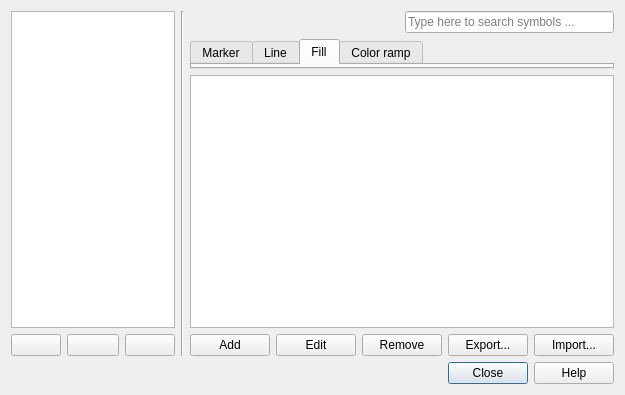
First picture: the form in src/ui/qgsstylev2managerdialogbase.ui, repository qgis/QGIS, before the edit.
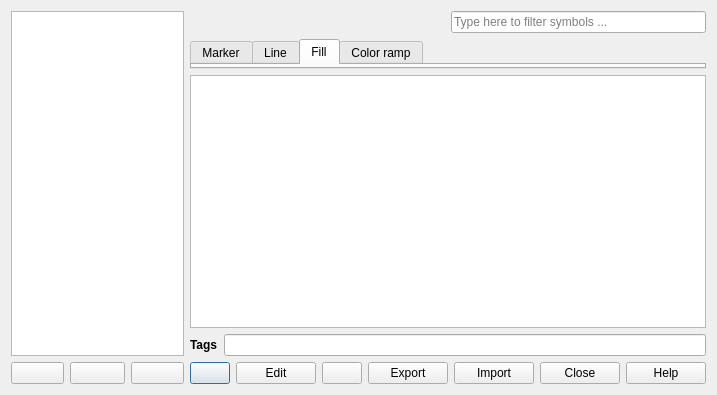
Second picture: the form after the edit. The open tabs and pages were chosen to show the change. Icons and pictures are not drawn.

Commit message: added tagging,detagging functions to qgsstylev2

Diff of the .ui file:
```diff
--- a/src/ui/qgsstylev2managerdialogbase.ui
+++ b/src/ui/qgsstylev2managerdialogbase.ui
@@ -6,15 +6,15 @@
    <rect>
     <x>0</x>
     <y>0</y>
-    <width>625</width>
+    <width>717</width>
     <height>395</height>
    </rect>
   </property>
   <property name="windowTitle">
    <string>Style Manager</string>
   </property>
-  <layout class="QGridLayout" name="gridLayout_3">
-   <item row="0" column="0">
+  <layout class="QGridLayout" name="gridLayout">
+   <item row="0" column="0" rowspan="5">
     <layout class="QGridLayout" name="gridLayout_2">
      <item row="0" column="0" colspan="3">
       <widget class="QTreeView" name="groupTree">
@@ -79,63 +79,30 @@
      </item>
     </layout>
    </item>
-   <item row="1" column="0" colspan="3">
-    <widget class="QDialogButtonBox" name="buttonBox">
-     <property name="orientation">
-      <enum>Qt::Horizontal</enum>
-     </property>
-     <property name="standardButtons">
-      <set>QDialogButtonBox::Close|QDialogButtonBox::Help</set>
-     </property>
-    </widget>
-   </item>
-   <item row="0" column="2">
-    <layout class="QGridLayout" name="gridLayout">
-     <item row="0" column="0">
+   <item row="0" column="1">
       <spacer name="horizontalSpacer">
        <property name="orientation">
         <enum>Qt::Horizontal</enum>
        </property>
        <property name="sizeHint" stdset="0">
         <size>
-         <width>40</width>
+       <width>222</width>
          <height>20</height>
         </size>
        </property>
       </spacer>
      </item>
-     <item row="2" column="0" colspan="2">
-      <widget class="QListView" name="listItems">
-       <property name="sizePolicy">
-        <sizepolicy hsizetype="Expanding" vsizetype="Expanding">
-         <horstretch>0</horstretch>
-         <verstretch>3</verstretch>
-        </sizepolicy>
-       </property>
-       <property name="editTriggers">
-        <set>QAbstractItemView::EditKeyPressed|QAbstractItemView::SelectedClicked</set>
-       </property>
-       <property name="iconSize">
-        <size>
-         <width>48</width>
-         <height>48</height>
-        </size>
-       </property>
-       <property name="movement">
-        <enum>QListView::Static</enum>
-       </property>
-       <property name="resizeMode">
-        <enum>QListView::Adjust</enum>
-       </property>
-       <property name="spacing">
-        <number>5</number>
-       </property>
-       <property name="viewMode">
-        <enum>QListView::IconMode</enum>
+   <item row="0" column="2">
+    <widget class="QLineEdit" name="searchBox">
+     <property name="text">
+      <string/>
+     </property>
+     <property name="placeholderText">
+      <string>Type here to filter symbols ...</string>
        </property>
       </widget>
      </item>
-     <item row="1" column="0" colspan="2">
+   <item row="1" column="1" colspan="2">
       <widget class="QTabWidget" name="tabItemType">
        <property name="sizePolicy">
         <sizepolicy hsizetype="Expanding" vsizetype="Expanding">
@@ -148,8 +115,8 @@
        </property>
        <property name="iconSize">
         <size>
-         <width>22</width>
-         <height>22</height>
+       <width>20</width>
+       <height>20</height>
         </size>
        </property>
        <widget class="QWidget" name="tabMarker">
@@ -214,17 +181,40 @@
        </widget>
       </widget>
      </item>
-     <item row="0" column="1">
-      <widget class="QLineEdit" name="searchBox">
-       <property name="text">
-        <string/>
-       </property>
-       <property name="placeholderText">
-        <string>Type here to search symbols ...</string>
+   <item row="2" column="1" colspan="2">
+    <widget class="QListView" name="listItems">
+     <property name="sizePolicy">
+      <sizepolicy hsizetype="Expanding" vsizetype="Expanding">
+       <horstretch>0</horstretch>
+       <verstretch>3</verstretch>
+      </sizepolicy>
+     </property>
+     <property name="editTriggers">
+      <set>QAbstractItemView::EditKeyPressed|QAbstractItemView::SelectedClicked</set>
+     </property>
+     <property name="iconSize">
+      <size>
+       <width>48</width>
+       <height>48</height>
+      </size>
+     </property>
+     <property name="movement">
+      <enum>QListView::Static</enum>
+     </property>
+     <property name="resizeMode">
+      <enum>QListView::Adjust</enum>
+     </property>
+     <property name="spacing">
+      <number>5</number>
+     </property>
+     <property name="viewMode">
+      <enum>QListView::IconMode</enum>
        </property>
       </widget>
      </item>
-     <item row="3" column="0" colspan="2">
+   <item row="4" column="1" colspan="2">
+    <layout class="QHBoxLayout" name="horizontalLayout">
+     <item>
       <layout class="QHBoxLayout" name="symbolBtnsLayout">
        <item>
         <widget class="QPushButton" name="btnAddItem">
@@ -232,7 +222,7 @@
           <string>Add item</string>
          </property>
          <property name="text">
-          <string>Add</string>
+          <string/>
          </property>
         </widget>
        </item>
@@ -252,34 +242,57 @@
           <string>Remove item</string>
          </property>
          <property name="text">
-          <string>Remove</string>
+          <string/>
          </property>
         </widget>
        </item>
        <item>
         <widget class="QPushButton" name="btnExportItems">
          <property name="text">
-          <string>Export...</string>
+          <string>Export</string>
          </property>
         </widget>
        </item>
        <item>
         <widget class="QPushButton" name="btnImportItems">
          <property name="text">
-          <string>Import...</string>
+          <string>Import</string>
          </property>
         </widget>
        </item>
       </layout>
      </item>
-    </layout>
-   </item>
-   <item row="0" column="1">
-    <widget class="Line" name="line">
+     <item>
+      <widget class="QDialogButtonBox" name="buttonBox">
      <property name="orientation">
-      <enum>Qt::Vertical</enum>
-     </property>
-    </widget>
+        <enum>Qt::Horizontal</enum>
+       </property>
+       <property name="standardButtons">
+        <set>QDialogButtonBox::Close|QDialogButtonBox::Help</set>
+       </property>
+      </widget>
+     </item>
+    </layout>
+   </item>
+   <item row="3" column="1" colspan="2">
+    <layout class="QHBoxLayout" name="horizontalLayout_2">
+     <item>
+      <widget class="QLabel" name="label">
+       <property name="font">
+        <font>
+         <weight>75</weight>
+         <bold>true</bold>
+        </font>
+       </property>
+       <property name="text">
+        <string>Tags</string>
+       </property>
+      </widget>
+     </item>
+     <item>
+      <widget class="QLineEdit" name="tagsLineEdit"/>
+     </item>
+    </layout>
    </item>
   </layout>
  </widget>
```
Left out of the diff: 2 changed lines with no effect on the pictures. Lines whose indentation alone changed are shown as unchanged. The commit also changes 3 other files.
